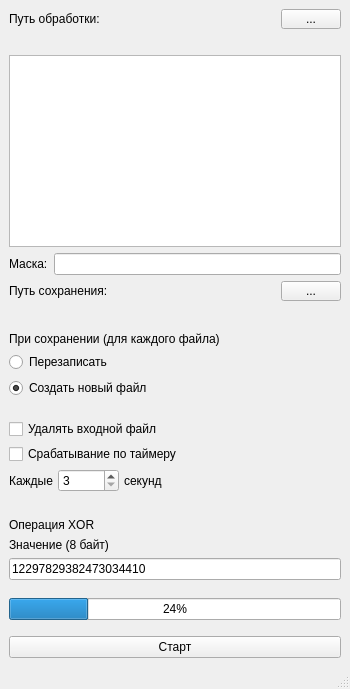
Above: ui/mainwindow.ui from StariyDedushka/xor-file before the change. Below: the same form after it.
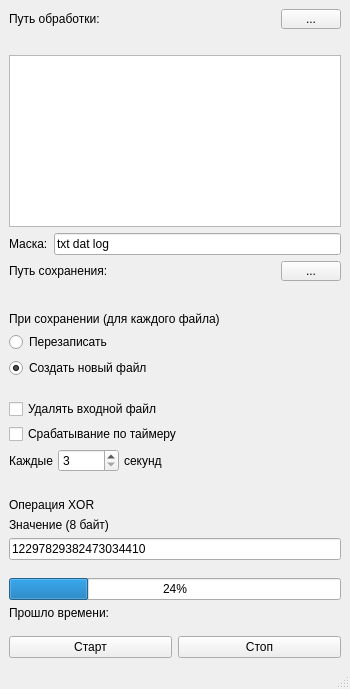
That is the form after the change.

Commit message:
* Added a controller class to safely interrupt the worker thread as * needed, commanded by the Stop button.
* Added a timer to measure how long did the modifying process take.

* Fixed the timed execution feature.

What changed in the file:
```diff
--- a/ui/mainwindow.ui
+++ b/ui/mainwindow.ui
@@ -80,7 +80,7 @@
       <item>
        <widget class="QLineEdit" name="editMask">
         <property name="text">
-         <string/>
+         <string>txt dat log</string>
         </property>
        </widget>
       </item>
@@ -280,6 +280,13 @@
       </property>
      </widget>
     </item>
+    <item>
+     <widget class="QLabel" name="label_timer">
+      <property name="text">
+       <string>Прошло времени:</string>
+      </property>
+     </widget>
+    </item>
     <item>
      <layout class="QHBoxLayout" name="horizontalLayout_2">
       <property name="topMargin">
@@ -292,6 +299,13 @@
         </property>
        </widget>
       </item>
+      <item>
+       <widget class="QPushButton" name="btn_stop">
+        <property name="text">
+         <string>Стоп</string>
+        </property>
+       </widget>
+      </item>
      </layout>
     </item>
    </layout>
```
Left out of the diff: 2 changed lines with no effect on the pictures. The commit also changes 10 other files.
